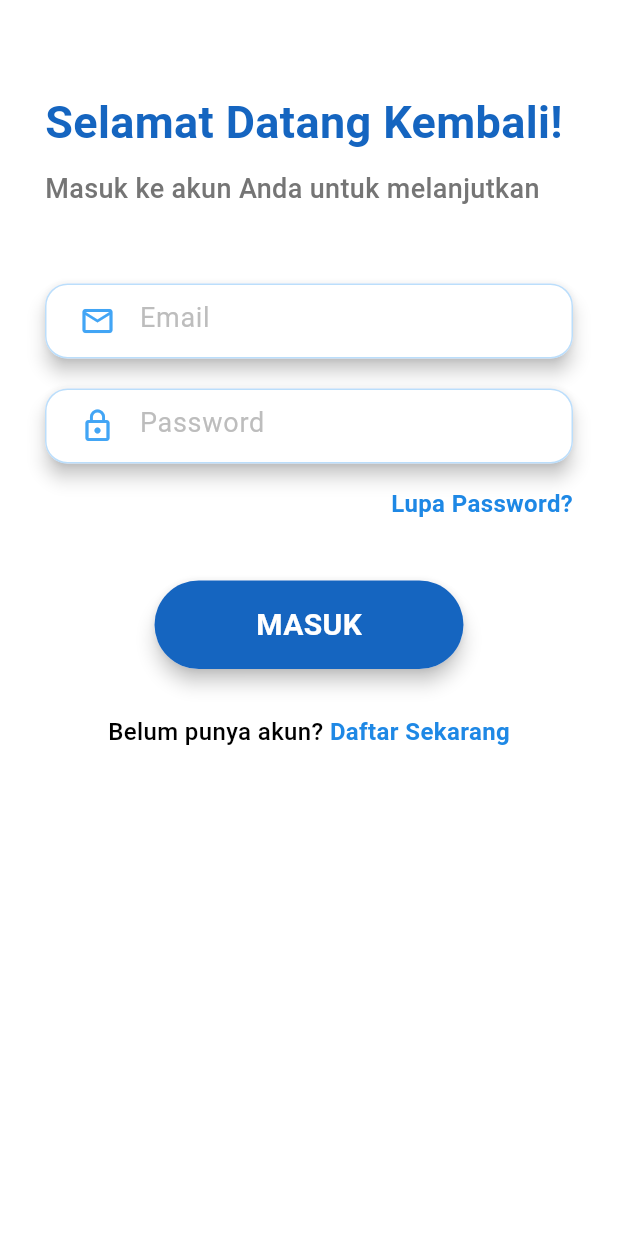
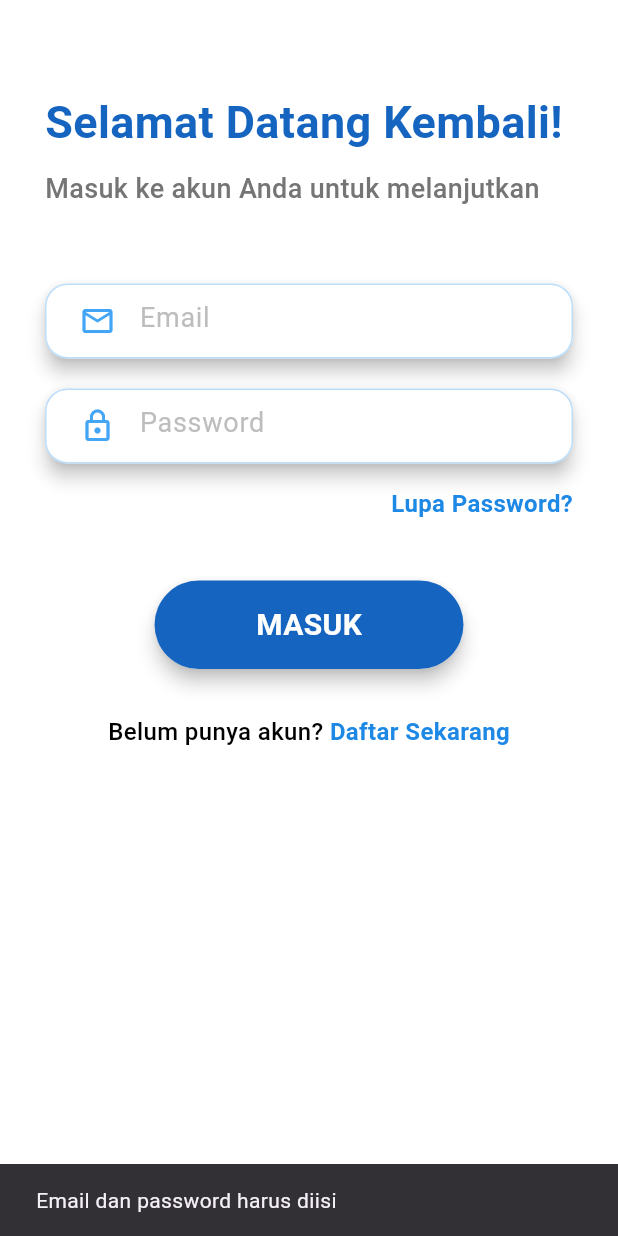
Before and after one commit to Natsoons/MobProgUAS, a Flutter app: the Login screen opened by its route, after a tap on "MASUK", on a phone screen of 412 x 824 dp. Run offline on Flutter 3.47's test engine with Material 3 defaults, Android fonts, the light colour scheme and no system bars; our stand-ins replace image_picker, sqflite; accounts and stored records are empty.

Commit message:
fix login

```diff
--- a/lib/pages/login.dart
+++ b/lib/pages/login.dart
@@ -1,5 +1,7 @@
 import 'package:flutter/material.dart';
 import 'package:mobprog_uas/services/widget_support.dart';
+import 'package:provider/provider.dart';
+import 'package:mobprog_uas/providers/auth_provider.dart';
 
 // Halaman Login untuk pengguna
 class Login extends StatefulWidget {
@@ -90,9 +92,14 @@ class _LoginState extends State<Login> {
               Row(
                 mainAxisAlignment: MainAxisAlignment.end,
                 children: [
-                  Text(
-                    "Lupa Password?",
-                    style: AppWidget.blueTextStyle(16.0).copyWith(fontWeight: FontWeight.w600),
+                  GestureDetector(
+                    onTap: () {
+                      Navigator.pushNamed(context, '/forgot');
+                    },
+                    child: Text(
+                      "Lupa Password?",
+                      style: AppWidget.blueTextStyle(16.0).copyWith(fontWeight: FontWeight.w600),
+                    ),
                   ),
                 ],
               ),
@@ -100,8 +107,22 @@ class _LoginState extends State<Login> {
 
               GestureDetector(
                 onTap: () {
-
-                  print("Tombol Login ditekan");
+                  final auth = Provider.of<AuthProvider>(context, listen: false);
+                  final email = useremailcontroller.text.trim();
+                  final pass = passwordcontroller.text;
+                  if (email.isEmpty || pass.isEmpty) {
+                    ScaffoldMessenger.of(context).showSnackBar(const SnackBar(content: Text('Email dan password harus diisi')));
+                    return;
+                  }
+                  auth.login(email, pass).then((ok) {
+                    if (ok) {
+                      Navigator.pushReplacementNamed(context, '/profile');
+                    } else {
+                      ScaffoldMessenger.of(context).showSnackBar(
+                        const SnackBar(content: Text('Login gagal: periksa email/password')),
+                      );
+                    }
+                  });
                 },
                 child: Center(
                   child: Material(
@@ -133,8 +154,7 @@ class _LoginState extends State<Login> {
                   Text("Belum punya akun? ", style: AppWidget.headlinestyle(16.0)),
                   GestureDetector(
                     onTap: () {
-
-                      print("Navigasi ke Daftar");
+                      Navigator.pushNamed(context, '/signup');
                     },
                     child: Text(
                       "Daftar Sekarang",
```
